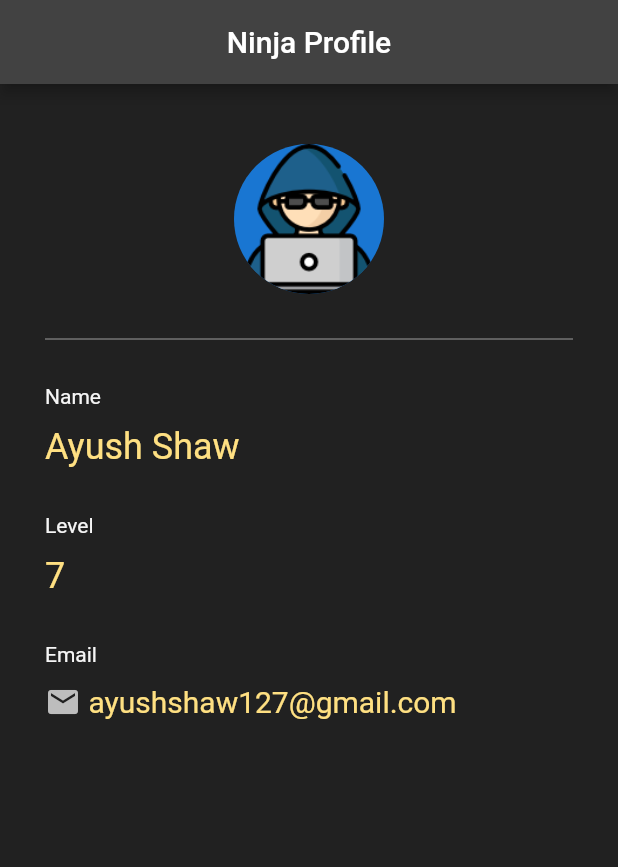
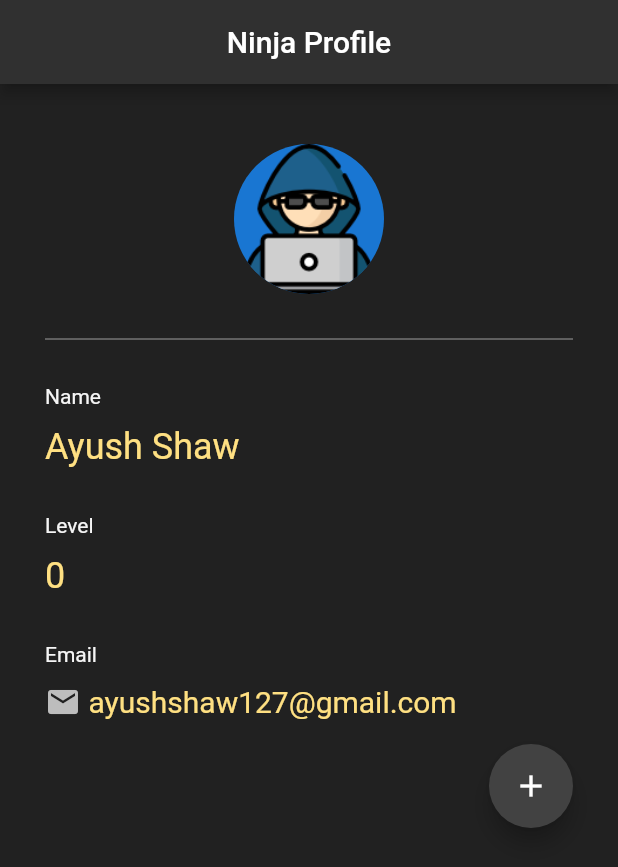
Before and after one commit to ayushshaw90/ninja_profiles_flutter, a Flutter app: the screen it shows after launch, on a phone screen of 412 x 824 dp. Shown: the top 867 px of the screen. Run offline on Flutter 3.47's test engine with Material 2 defaults, Android fonts, the light colour scheme and no system bars.

Commit message:
added action button

```diff
--- a/lib/main.dart
+++ b/lib/main.dart
@@ -4,17 +4,23 @@ void main() {
   runApp(const MyApp());
 }
 
-class MyApp extends StatelessWidget {
+class MyApp extends StatefulWidget {
   const MyApp({Key? key}) : super(key: key);
 
+  @override
+  State<MyApp> createState() => _MyAppState();
+}
+
+class _MyAppState extends State<MyApp> {
   // This widget is the root of your application.
+  int level = 0;
   @override
   Widget build(BuildContext context) {
     return MaterialApp(
       title: "Ninja ID",
       home: Scaffold(
         appBar: AppBar(
-          backgroundColor: Colors.grey[800],
+          backgroundColor: Colors.grey[850],
           title: const Center(
             child: Text(
               "Ninja Profile",
@@ -58,7 +64,7 @@ class MyApp extends StatelessWidget {
                 ),
                 const SizedBox(height: 12.0),
                 Text(
-                  "7",
+                  "$level",
                   style: TextStyle(
                     color: Colors.amber[200],
                     fontSize: 24,
@@ -88,6 +94,26 @@ class MyApp extends StatelessWidget {
                     )
                   ],
                 ),
+                const SizedBox(
+                  height: 16.0,
+                ),
+                Row(
+                  mainAxisAlignment: MainAxisAlignment.end,
+                  children: [
+                    FloatingActionButton(
+                      onPressed: () {
+                        setState(() {
+                          level = level + 1;
+                        });
+                      },
+                      backgroundColor: Colors.grey[800],
+                      child: const Icon(
+                        Icons.add,
+                        size: 24.0,
+                      ),
+                    ),
+                  ],
+                )
               ],
             ),
           ),
```
